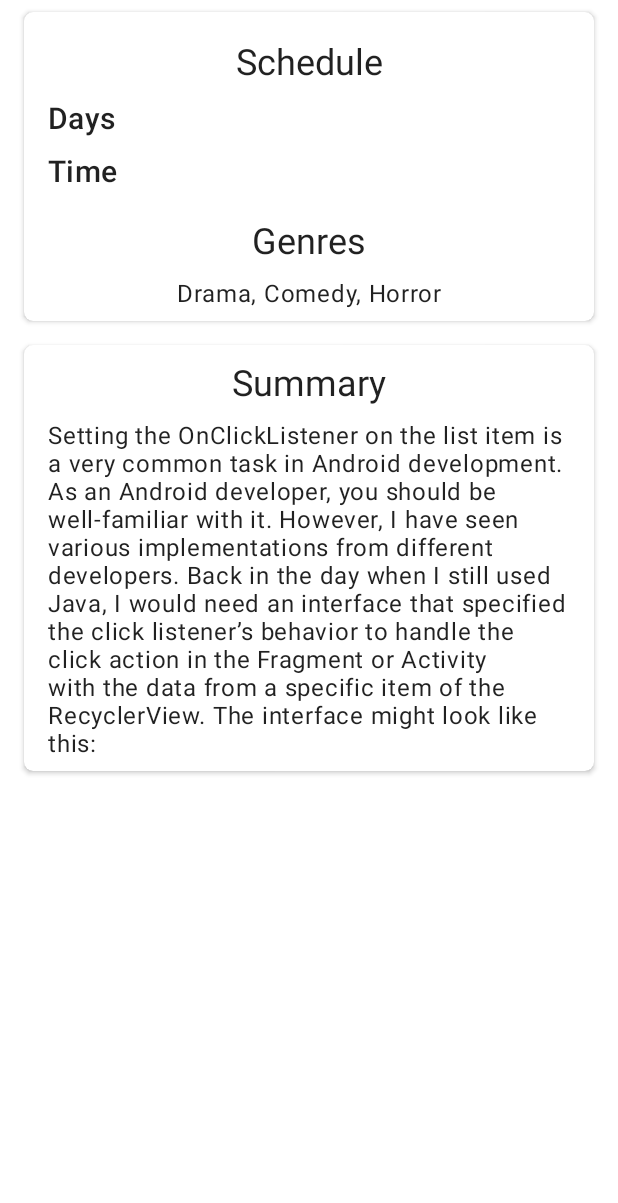
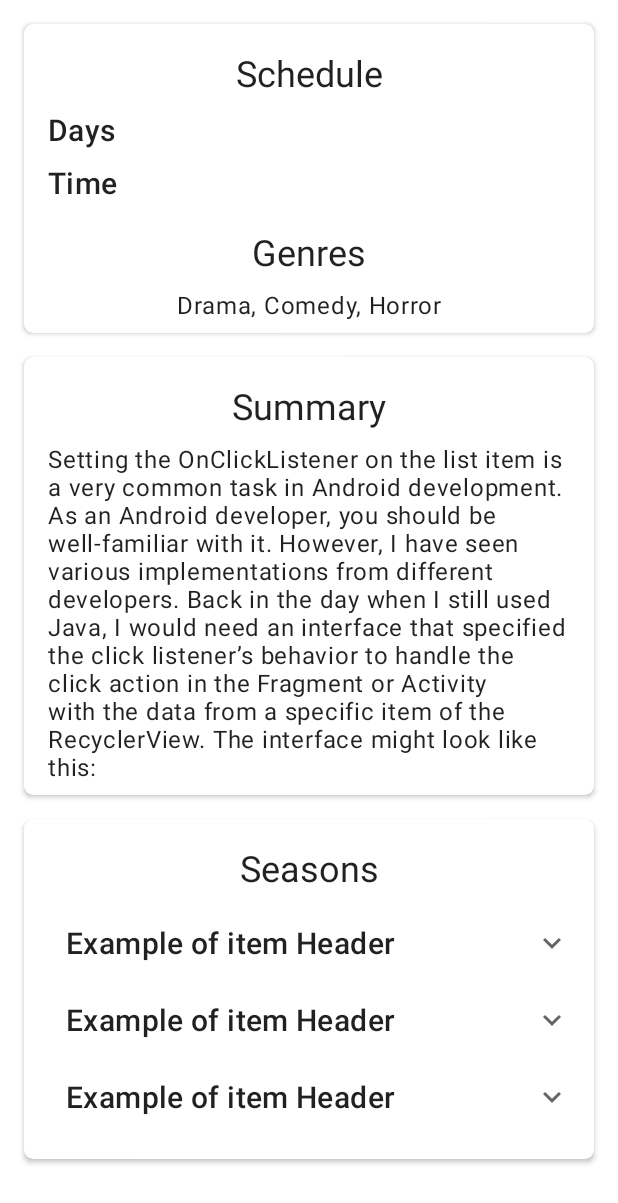
Before and after one commit to arturschaefer/My-Movies, an Android app: the layout content_details.xml on its own in the app's theme, with its tools: preview values and no code run, on a phone screen of 412 x 824 dp. Shown: the top 1203 px of the screen. Run offline under Robolectric (Android 15) with nearby library versions, the phone set to English and light mode, and no system bars; plain views replace ReadMoreTextView; network calls fail.

Commit message:
feat: shows the episode list inside a show

```diff
--- a/app/build.gradle
+++ b/app/build.gradle
@@ -73,6 +73,7 @@ dependencies {
     implementation "org.jetbrains.kotlinx:kotlinx-serialization-json:1.0.1"
     implementation("com.jakewharton.retrofit:retrofit2-kotlinx-serialization-converter:0.8.0")
     implementation "androidx.swiperefreshlayout:swiperefreshlayout:1.1.0"
+    implementation "androidx.recyclerview:recyclerview:1.2.0-beta01"
 
     implementation "com.google.dagger:hilt-android:$hilt_version"
     implementation 'androidx.legacy:legacy-support-v4:1.0.0'
--- /dev/null
+++ b/app/src/main/java/com/schaefer/mymovies/presentation/model/EpisodeGroup.kt
@@ -0,0 +1,3 @@
+package com.schaefer.mymovies.presentation.model
+
+data class EpisodeGroup(val title: String, val listEpisodes: List<Episode>)
--- /dev/null
+++ b/app/src/main/res/drawable/ic_arrow_up_24.xml
@@ -0,0 +1,10 @@
+<vector xmlns:android="http://schemas.android.com/apk/res/android"
+    android:width="24dp"
+    android:height="24dp"
+    android:viewportWidth="24"
+    android:viewportHeight="24"
+    android:tint="?attr/colorControlNormal">
+  <path
+      android:fillColor="@android:color/white"
+      android:pathData="M7.41,15.41L12,10.83l4.59,4.58L18,14l-6,-6 -6,6z"/>
+</vector>
--- a/app/src/main/res/layout/content_details.xml
+++ b/app/src/main/res/layout/content_details.xml
@@ -12,7 +12,7 @@
             android:id="@+id/cvInfo"
             android:layout_width="0dp"
             android:layout_height="wrap_content"
-            android:layout_marginTop="8dp"
+            android:layout_marginTop="16dp"
             app:cardCornerRadius="6dp"
             app:layout_constraintEnd_toStartOf="@+id/guidelineRight"
             app:layout_constraintStart_toStartOf="@+id/guidelineLeft"
@@ -127,9 +127,7 @@
             android:layout_width="0dp"
             android:layout_height="wrap_content"
             android:layout_marginTop="16dp"
-            android:layout_marginBottom="8dp"
             app:cardCornerRadius="6dp"
-            app:layout_constraintBottom_toBottomOf="parent"
             app:layout_constraintEnd_toStartOf="@+id/guidelineRight"
             app:layout_constraintStart_toStartOf="@+id/guidelineLeft"
             app:layout_constraintTop_toBottomOf="@+id/cvInfo">
@@ -143,7 +141,7 @@
                     style="@style/TextAppearance.MaterialComponents.Headline5"
                     android:layout_width="wrap_content"
                     android:layout_height="wrap_content"
-                    android:layout_marginTop="8dp"
+                    android:layout_marginTop="16dp"
                     android:text="@string/details_title_summary"
                     app:layout_constraintEnd_toEndOf="parent"
                     app:layout_constraintHorizontal_bias="0.5"
@@ -166,8 +164,54 @@
                     app:layout_constraintHorizontal_bias="0.5"
                     app:layout_constraintStart_toStartOf="parent"
                     app:layout_constraintTop_toBottomOf="@+id/tvSummaryTitle"
-                    app:trimLength="4"
+                    app:trimLength="10"
                     tools:text="Setting the OnClickListener on the list item is a very common task in Android development. As an Android developer, you should be well-familiar with it. However, I have seen various implementations from different developers. Back in the day when I still used Java, I would need an interface that specified the click listener’s behavior to handle the click action in the Fragment or Activity with the data from a specific item of the RecyclerView. The interface might look like this:" />
+            </androidx.constraintlayout.widget.ConstraintLayout>
+        </androidx.cardview.widget.CardView>
+
+        <androidx.cardview.widget.CardView
+            android:id="@+id/cvSeasons"
+            android:layout_width="0dp"
+            android:layout_height="wrap_content"
+            android:layout_marginTop="16dp"
+            android:layout_marginBottom="16dp"
+            app:cardCornerRadius="6dp"
+            app:layout_constraintBottom_toBottomOf="parent"
+            app:layout_constraintEnd_toStartOf="@+id/guidelineRight"
+            app:layout_constraintStart_toStartOf="@+id/guidelineLeft"
+            app:layout_constraintTop_toBottomOf="@+id/cvSummary">
+
+            <androidx.constraintlayout.widget.ConstraintLayout
+                android:layout_width="match_parent"
+                android:layout_height="match_parent">
+
+                <TextView
+                    android:id="@+id/tvSeasonTitle"
+                    style="@style/TextAppearance.MaterialComponents.Headline5"
+                    android:layout_width="wrap_content"
+                    android:layout_height="wrap_content"
+                    android:layout_marginTop="16dp"
+                    android:text="Seasons"
+                    app:layout_constraintEnd_toEndOf="parent"
+                    app:layout_constraintHorizontal_bias="0.5"
+                    app:layout_constraintStart_toStartOf="parent"
+                    app:layout_constraintTop_toTopOf="parent" />
+
+                <androidx.recyclerview.widget.RecyclerView
+                    android:id="@+id/rvSeasons"
+                    android:layout_width="match_parent"
+                    android:layout_height="match_parent"
+                    android:layout_marginStart="16dp"
+                    android:layout_marginLeft="16dp"
+                    android:layout_marginTop="8dp"
+                    android:layout_marginEnd="16dp"
+                    android:layout_marginRight="16dp"
+                    android:layout_marginBottom="16dp"
+                    app:layout_constraintBottom_toBottomOf="parent"
+                    app:layout_constraintEnd_toEndOf="parent"
+                    app:layout_constraintStart_toStartOf="parent"
+                    app:layout_constraintTop_toBottomOf="@+id/tvSeasonTitle"
+                    tools:listitem="@layout/item_episode_header" />
             </androidx.constraintlayout.widget.ConstraintLayout>
         </androidx.cardview.widget.CardView>
 
--- /dev/null
+++ b/app/src/main/res/layout/item_episode_header.xml
@@ -0,0 +1,29 @@
+<?xml version="1.0" encoding="utf-8"?>
+<androidx.constraintlayout.widget.ConstraintLayout xmlns:android="http://schemas.android.com/apk/res/android"
+    android:layout_width="match_parent"
+    android:layout_height="wrap_content"
+    xmlns:app="http://schemas.android.com/apk/res-auto"
+    xmlns:tools="http://schemas.android.com/tools">
+    <TextView
+        android:id="@+id/tvTitle"
+        android:layout_width="0dp"
+        android:layout_height="wrap_content"
+        android:padding="12dp"
+        android:textAppearance="@style/TextAppearance.MaterialComponents.Headline6"
+        app:layout_constrainedHeight="true"
+        app:layout_constraintBottom_toBottomOf="parent"
+        app:layout_constraintEnd_toStartOf="@+id/icExpand"
+        app:layout_constraintStart_toStartOf="parent"
+        app:layout_constraintTop_toTopOf="parent"
+        tools:text="Example of item Header" />
+
+    <ImageView
+        android:id="@+id/icExpand"
+        android:layout_width="wrap_content"
+        android:layout_height="wrap_content"
+        android:rotation="180"
+        app:layout_constraintBottom_toBottomOf="@+id/tvTitle"
+        app:layout_constraintEnd_toEndOf="parent"
+        app:layout_constraintTop_toTopOf="@+id/tvTitle"
+        app:srcCompat="@drawable/ic_arrow_up_24" />
+</androidx.constraintlayout.widget.ConstraintLayout>
```
Also changed, not shown: app/src/main/java/com/schaefer/mymovies/presentation/adapters/showdetails/ExpandableItemAnimator.kt (added, +84 -0 lines), app/src/main/java/com/schaefer/mymovies/presentation/adapters/showdetails/ItemsExpandableAdapter.kt (added, +100 -0 lines), app/src/main/java/com/schaefer/mymovies/presentation/showdetails/ShowDetailsFragment.kt (+40 -1 lines), app/src/main/java/com/schaefer/mymovies/presentation/showdetails/ShowDetailsViewModel.kt (+7 -0 lines), app/src/main/res/drawable/ic__favorite_24.xml (added, +10 -0 lines), app/src/main/res/layout/item_episode_content.xml (added, +24 -0 lines).
